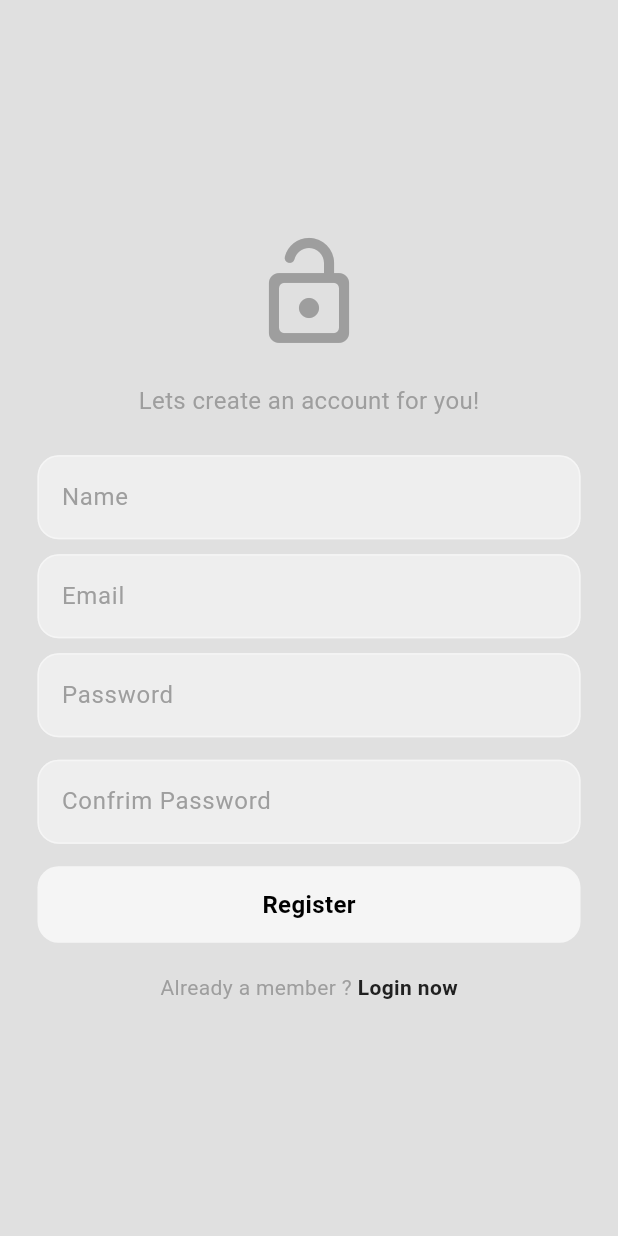
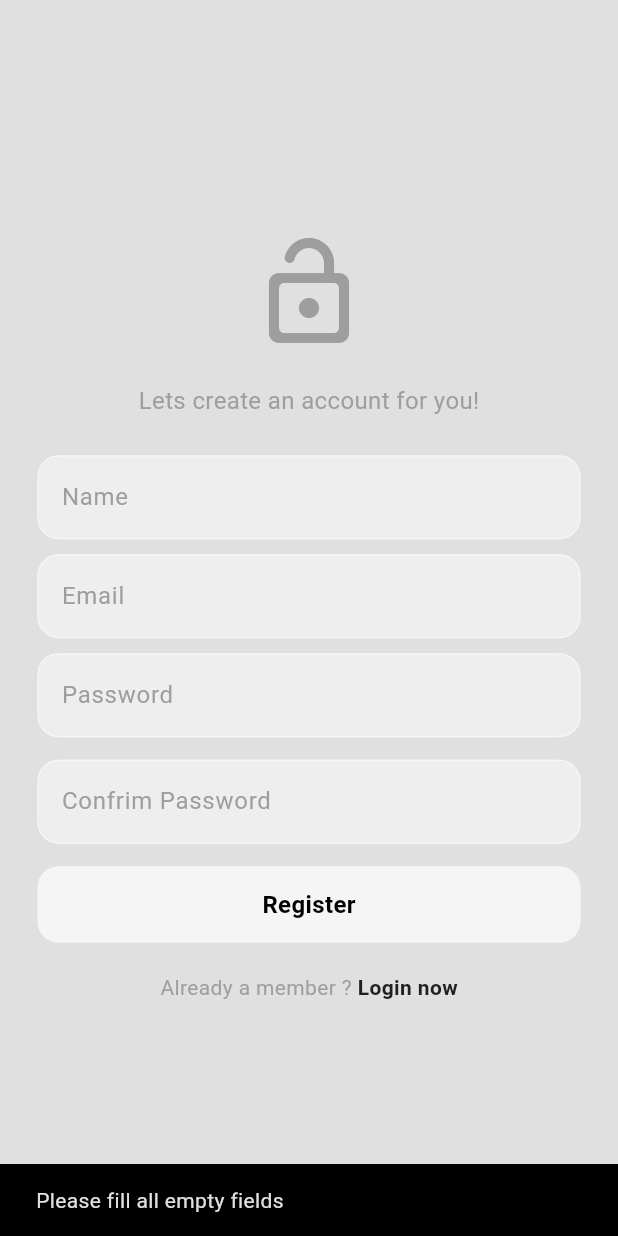
Before and after one commit to M0hamed-Samy/Blank, a Flutter app: the screen it shows after launch, after a tap on "Register now", after a tap on "Register", on a phone screen of 412 x 824 dp. Run offline on Flutter 3.47's test engine with Material 3 defaults, Android fonts, the phone set to English and light mode, and no system bars; our stand-ins replace cloud_firestore, firebase_auth, firebase_core, flutter_bloc; accounts and stored records are empty.

```diff
--- /dev/null
+++ b/lib/app.dart
@@ -0,0 +1,80 @@
+import 'package:flutter/material.dart';
+import 'package:flutter_bloc/flutter_bloc.dart';
+import 'package:myapp/feauters/auth/data/firebase_auth_repo.dart';
+import 'package:myapp/feauters/auth/presentation/cubits/auth_cubit.dart';
+import 'package:myapp/feauters/auth/presentation/cubits/auth_states.dart';
+import 'package:myapp/feauters/auth/presentation/pages/auth_page.dart';
+import 'package:myapp/feauters/post/presentation/pages/home_page.dart';
+import 'package:myapp/themes/light_mode.dart';
+/*
+
+root level of our app
+---------------------------------------------------
+
+Repositres for the the database
+  -firebase
+
+Bloc providers : for state management
+  -auth
+  -profile
+  -post
+  -search
+  -theme
+
+Check Auth State
+ -unauthenticated -> auth page (login/register)
+ -authenteciated  -> home page
+
+
+
+
+*/
+
+class MyApp extends StatelessWidget {
+  final authRepo = FirebaseAuthRepo();
+
+  MyApp({super.key});
+
+  @override
+  Widget build(BuildContext context) {
+    //provoiding cubit to owr app
+    return BlocProvider(
+      //
+      create: (context) => AuthCubit(authRepo: authRepo)..checkAuth(),
+      child: MaterialApp(
+        //
+        debugShowCheckedModeBanner: false,
+        theme: lightmode,
+        home: BlocConsumer<AuthCubit, AuthStates>(
+          builder: (context, authState) {
+            print(authState);
+
+            // -unauthenticated -> auth page (login/register)
+            if (authState is Unauthenticated) {
+              return const AuthPage();
+            }
+            //-authenteciated  -> home page
+            if (authState is Authenticated) {
+              return const HomePage();
+            }
+            //loading...
+            else {
+              return const Scaffold(
+                //
+                body: Center(child: CircularProgressIndicator()),
+              );
+            }
+          },
+          listener: (context, state) {
+            if (state is AuthErrors) {
+              ScaffoldMessenger.of(
+                context,
+              ).showSnackBar(SnackBar(content: Text(state.message)));
+            }
+          },
+          //listener: listener,
+        ),
+      ),
+    );
+  }
+}
--- a/lib/feauters/auth/presentation/cubits/auth_cubit.dart
+++ b/lib/feauters/auth/presentation/cubits/auth_cubit.dart
@@ -48,7 +48,7 @@ class AuthCubit extends Cubit<AuthStates> {
   Future<void> register(String name, String email, String pw) async {
     try {
       emit(AuthLoading());
-      final user = await authRepo.registerWithEmailPassword(name,email, pw);
+      final user = await authRepo.registerWithEmailPassword(name, email, pw);
 
       if (user != null) {
         _currentUser = user;
--- a/lib/feauters/auth/presentation/pages/login_page.dart
+++ b/lib/feauters/auth/presentation/pages/login_page.dart
@@ -13,8 +13,10 @@
  */
 
 import 'package:flutter/material.dart';
+import 'package:flutter_bloc/flutter_bloc.dart';
 import 'package:myapp/feauters/auth/presentation/components/my_button.dart';
 import 'package:myapp/feauters/auth/presentation/components/my_text_field.dart';
+import 'package:myapp/feauters/auth/presentation/cubits/auth_cubit.dart';
 
 class LoginPage extends StatefulWidget {
   final void Function()? togglePages;
@@ -28,6 +30,35 @@ class _LoginPageState extends State<LoginPage> {
   //text controller
   final emailController = TextEditingController();
   final pwController = TextEditingController();
+  //login button pressed
+  void login() {
+    //prepare email and pw
+    final String email = emailController.text;
+    final String pw = pwController.text;
+
+    //auth cubit
+    final authCubit = context.read<AuthCubit>();
+
+    //email and pw isnt empty
+    if (email.isNotEmpty && pw.isNotEmpty) {
+      //login !
+      authCubit.login(email, pw);
+    }
+    //errors if empty fields
+    else {
+      ScaffoldMessenger.of(context).showSnackBar(
+        const SnackBar(content: Text("Please enter valid email and password")),
+      );
+    }
+  }
+
+  @override
+  void dispose() {
+    emailController.dispose();
+    pwController.dispose();
+
+    super.dispose();
+  }
 
   //Build UI
   @override
@@ -79,7 +110,7 @@ class _LoginPageState extends State<LoginPage> {
                 //login button
                 MyButton(
                   //
-                  onTap: () {},
+                  onTap: login,
                   text: "Login",
                 ),
                 const SizedBox(height: 20),
--- a/lib/feauters/auth/presentation/pages/register_page.dart
+++ b/lib/feauters/auth/presentation/pages/register_page.dart
@@ -1,5 +1,7 @@
 import 'package:flutter/material.dart';
+import 'package:flutter_bloc/flutter_bloc.dart';
 import 'package:myapp/feauters/auth/presentation/components/my_button.dart';
+import 'package:myapp/feauters/auth/presentation/cubits/auth_cubit.dart';
 
 import '../components/my_text_field.dart';
 
@@ -18,6 +20,49 @@ class _RegisterPageState extends State<RegisterPage> {
   final emailController = TextEditingController();
   final pwController = TextEditingController();
   final confirmController = TextEditingController();
+
+  //register button
+  void register() {
+    //prepare info
+    final String name = nameController.text;
+    final String email = emailController.text;
+    final String pw = pwController.text;
+    final String confirm = confirmController.text;
+
+    //auth cubit
+    final authCubit = context.read<AuthCubit>();
+
+    //ensure fields isnt empty
+    if (email.isNotEmpty &&
+        pw.isNotEmpty &&
+        confirm.isNotEmpty &&
+        name.isNotEmpty) {
+      //ensure passwords are equal
+      if (pw == confirm) {
+        authCubit.register(name, email, pw);
+      } //if passwords isnt equal
+      else {
+        ScaffoldMessenger.of(context).showSnackBar(
+          const SnackBar(content: Text('Password must be matched')),
+        );
+      }
+    }
+    //if empty -> display error
+    else {
+      ScaffoldMessenger.of(context).showSnackBar(
+        const SnackBar(content: Text('Please fill all empty fields')),
+      );
+    }
+  }
+
+  @override
+  void dispose() {
+    nameController.dispose();
+    emailController.dispose();
+    pwController.dispose();
+    confirmController.dispose();
+    super.dispose();
+  }
 
   //Build UI
   @override
@@ -86,7 +131,7 @@ class _RegisterPageState extends State<RegisterPage> {
                 //login button
                 MyButton(
                   //
-                  onTap: () {},
+                  onTap: register,
                   text: "Register",
                 ),
                 const SizedBox(height: 20),
--- a/lib/main.dart
+++ b/lib/main.dart
@@ -1,27 +1,12 @@
 import 'package:firebase_core/firebase_core.dart';
 import 'package:flutter/material.dart';
-import 'package:myapp/feauters/auth/presentation/pages/auth_page.dart';
+import 'package:myapp/app.dart';
 import 'package:myapp/firebase_options.dart';
-import 'package:myapp/themes/light_mode.dart';
 
 void main() async {
   //firebase setup
   WidgetsFlutterBinding.ensureInitialized();
   await Firebase.initializeApp(options: DefaultFirebaseOptions.currentPlatform);
   //run app
-  runApp(const MyApp());
+  runApp( MyApp());
 }
-
-class MyApp extends StatelessWidget {
-  const MyApp({super.key});
-
-  @override
-  Widget build(BuildContext context) {
-    return MaterialApp(
-      //
-      debugShowCheckedModeBanner: false,
-      theme: lightmode,
-      home: const AuthPage(),
-    );
-  }
-}
--- a/pubspec.yaml
+++ b/pubspec.yaml
@@ -37,6 +37,7 @@ dependencies:
   firebase_core: ^3.13.1
   firebase_auth: ^5.5.4
   flutter_bloc: ^9.1.1
+  cloud_firestore: ^5.6.8
 
 dev_dependencies:
   flutter_test:
```
Also changed, not shown: lib/feauters/auth/data/firebase_auth_repo.dart (+10 -0 lines), lib/feauters/post/presentation/pages/home_page.dart (added, +33 -0 lines), pubspec.lock, 1 other file.
